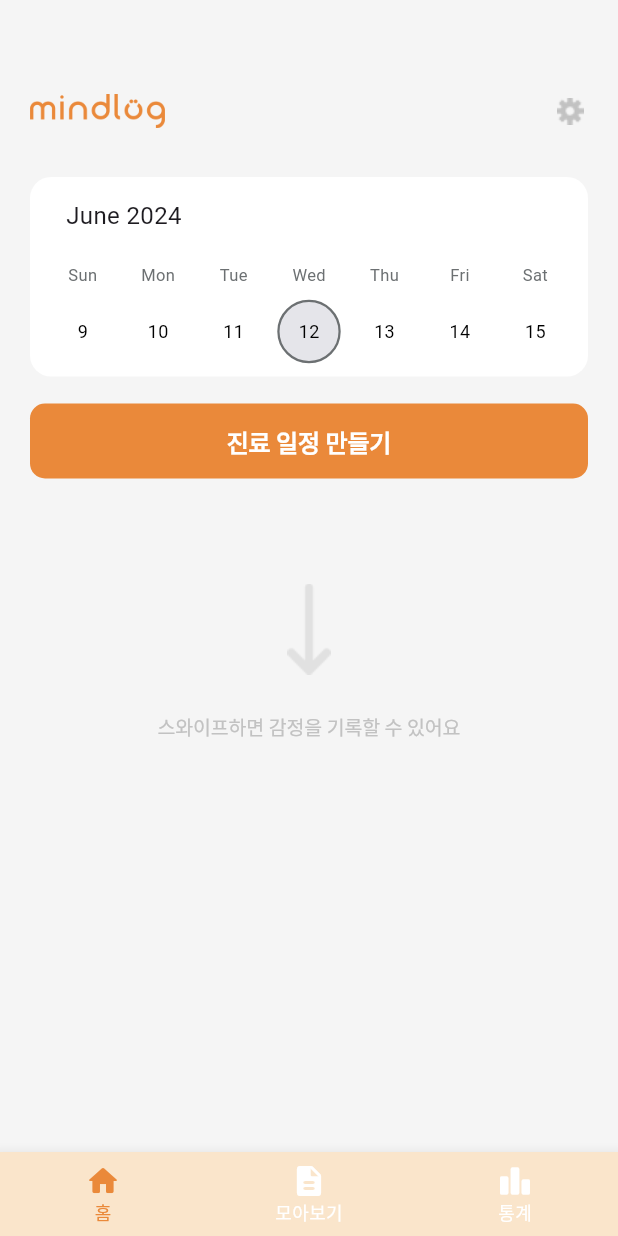
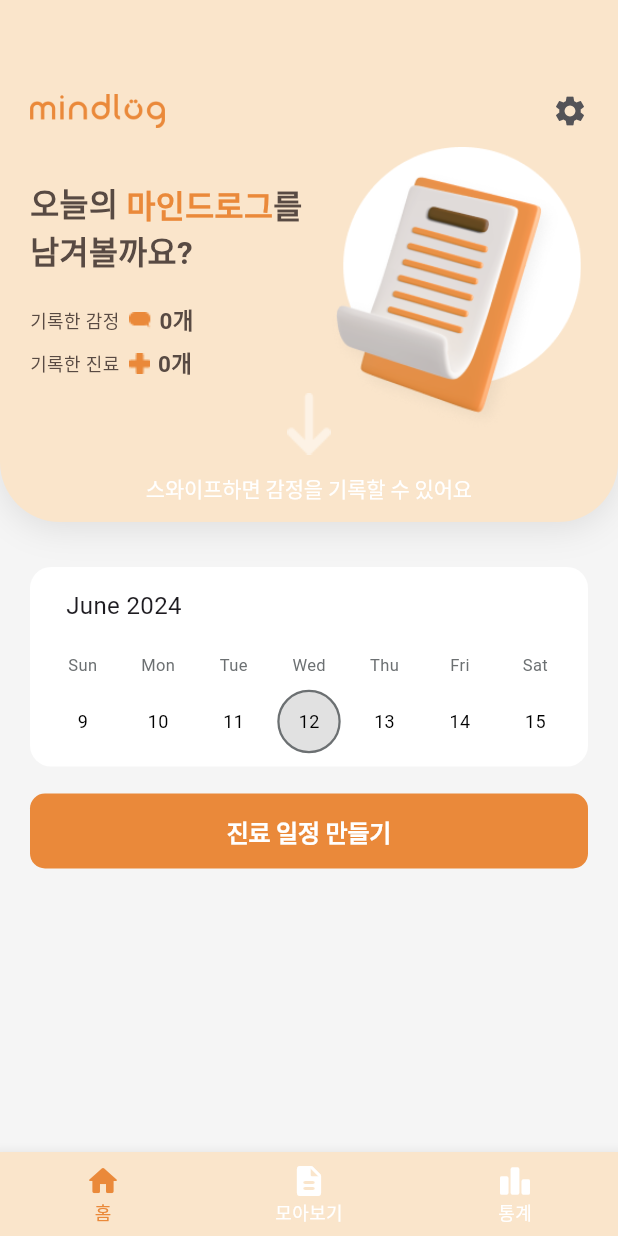
Before and after one commit to b14nc444/mindlog, a Flutter app: the screen it shows after launch, on a phone screen of 412 x 824 dp. Run offline on Flutter 3.47's test engine with Material 3 defaults, Android fonts, the light colour scheme and no system bars; drawn by our look-alikes of table_calendar; our stand-ins replace audioplayers, dio, fl_chart, timelines; missing offline and left inert: dart:html, record; network calls fail; Roboto replaces fonts that are missing (Pretendard, pretendard).

Commit message:
home_screen new UI

```diff
--- a/lib/component/appbar.dart
+++ b/lib/component/appbar.dart
@@ -2,14 +2,14 @@
 import 'package:mindlog_app/const/visual.dart';
 
 class RenderAppBarHome extends StatelessWidget implements PreferredSizeWidget {
-  const RenderAppBarHome({super.key});
+  final int index;
 
+  const RenderAppBarHome({super.key, required this.index});
 
   @override
   Widget build(BuildContext context) {
     return Container(
-      color: Colors.transparent,
-      //secondaryColor1,
+      color: (index == 0) ? secondaryColor1 : Colors.transparent,
       padding: const EdgeInsets.fromLTRB(0, 50, 0, 0),
       child: Row(
         mainAxisAlignment: MainAxisAlignment.spaceBetween,
@@ -26,7 +26,7 @@
             child: IconButton(
               onPressed: (){
               },
-              icon: Image.asset('assets/icons/settings.png')
+              icon: Icon(Icons.settings, color: typographyGray3,)
             ),
           )
         ],
--- a/lib/component/calendar.dart
+++ b/lib/component/calendar.dart
@@ -138,7 +138,7 @@
                 margin: const EdgeInsets.all(4.0),
                 alignment: Alignment.center,
                 decoration: BoxDecoration(
-                  color: hasAppointment ? Colors.blueAccent : (isToday ? CupertinoColors.systemGrey5 : Colors.transparent),
+                  color: hasAppointment ? Colors.blueAccent : (isToday ? guideGray : Colors.transparent),
                   shape: BoxShape.circle,
                   border: Border.all(
                     color: typographyGray2,
@@ -157,7 +157,7 @@
                 margin: const EdgeInsets.all(4.0),
                 alignment: Alignment.center,
                 decoration: BoxDecoration(
-                  color: hasAppointment ? Colors.blueAccent : CupertinoColors.systemGrey5,
+                  color: hasAppointment ? Colors.blueAccent : guideGray,
                   shape: BoxShape.circle,
                 ),
                 child: Text(
--- a/lib/screen/home_screen.dart
+++ b/lib/screen/home_screen.dart
@@ -1,4 +1,6 @@
+import 'package:flutter/cupertino.dart';
 import 'package:flutter/material.dart';
+import 'package:flutter/widgets.dart';
 import 'package:intl/date_symbol_data_local.dart';
 import 'package:mindlog_app/component/appbar.dart';
 import 'package:mindlog_app/component/appointment_bottom_sheet.dart';
@@ -39,7 +41,7 @@
   @override
   Widget build(BuildContext context) {
     return Scaffold(
-      appBar: const RenderAppBarHome(),
+      appBar: RenderAppBarHome(index: _selectedIndex),
       body: _buildBody(_selectedIndex),
       bottomNavigationBar: renderBottomNavigationBar(
         currentIndex: _selectedIndex,
@@ -71,10 +73,6 @@
 
 class _HomeScreenState extends State<HomeScreen> {
 
-  //swipe down
-  double _objectPositionY = 0;
-  double _startY = 0;
-  double _endY = 0;
 
   @override
   void initState() {
@@ -83,6 +81,8 @@
     final mindlogProvider = context.read<MindlogProvider>();
     final currentDate = DateTime.now();
 
+    scheduleProvider.getAppointmentsAll();
+    mindlogProvider.getMindlogsAll();
     scheduleProvider.getAppointmentByDate(date: currentDate);
     mindlogProvider.getMindlogByDate(date: currentDate);
 
@@ -104,8 +104,9 @@
   // }
 
   void _refreshData() {
-    if (!mounted) return; // Check if the widget is still mounted
+    if (mounted) {
       setState(() {});
+    }
   }
 
   @override
@@ -117,12 +118,18 @@
     final appointments = scheduleProvider.cache[selectedDay] ?? [];
     final mindlogs = mindlogProvider.cache[selectedDay] ?? [];
 
+    final allMindlogs = mindlogProvider.allMindlogs;
+    final allAppointments = scheduleProvider.allAppointments;
+
     initializeDateFormatting('ko_KR');
 
-    return SingleChildScrollView(
+    return Stack(
+      children: [
+        SingleChildScrollView(
           child: Column(
             crossAxisAlignment: CrossAxisAlignment.stretch,
             children: [
+              const SizedBox(height: 260,),
               Padding(
                 padding: const EdgeInsets.all(20.0),
                 child: Column(
@@ -145,7 +152,7 @@
                     // Text(appointments.toString()),
                     // Text(selectedDay),
                     ListView.builder(
-                  physics: NeverScrollableScrollPhysics(), // 스크롤 비활성화
+                      physics: const NeverScrollableScrollPhysics(), // 스크롤 비활성화
                       shrinkWrap: true,
                       itemCount: appointments.length,
                       itemBuilder: (BuildContext context, int index) {
@@ -206,7 +213,7 @@
                       height: 20,
                     ),
                     ListView.builder(
-                  physics: NeverScrollableScrollPhysics(), // 스크롤 비활성화
+                      physics: const NeverScrollableScrollPhysics(), // 스크롤 비활성화
                       shrinkWrap: true,
                       itemCount: mindlogs.length,
                       itemBuilder: (BuildContext context, int index) {
@@ -215,16 +222,79 @@
                         return mindlogCard(mindlog: mindlog,);
                       },
                     ),
+                  ],
+                ),
+              )
+            ],
+          ),
+        ),
+        HomeContainer(allMindlogs: allMindlogs, allAppointments: allAppointments,),
+      ],
+    );
+  }
+}
+
+class HomeContainer extends StatefulWidget {
+  final allMindlogs;
+  final allAppointments;
+
+  const HomeContainer({super.key, this.allMindlogs, this.allAppointments});
+
+  @override
+  State<HomeContainer> createState() => _HomeContainerState();
+}
+
+class _HomeContainerState extends State<HomeContainer> {
+  @override
+  Widget build(BuildContext context) {
+
+    //swipe down
+    double _objectPositionY = 0;
+    double _startY = 0;
+    double _endY = 0;
+
+    TextStyle textStyleTitle = const TextStyle(
+      color: secondaryColor3,
+      fontSize: 21,
+      fontFamily: 'Pretendard',
+      fontWeight: FontWeight.w700,
+    );
+
+    TextStyle textStyleTitle2 = const TextStyle(
+      color: primaryColor,
+      fontSize: 21,
+      fontFamily: 'Pretendard',
+      fontWeight: FontWeight.w700,
+    );
+
+    TextStyle textStyle = const TextStyle(
+      color: secondaryColor3,
+      fontSize: 12,
+      fontFamily: 'Pretendard',
+      fontWeight: FontWeight.w500,
+    );
+
+    TextStyle textStyle2 = const TextStyle(
+      color: secondaryColor3,
+      fontSize: 15,
+      fontFamily: 'Pretendard',
+      fontWeight: FontWeight.w600,
+    );
+
+    return Stack(
+      children: [
+        //박스(상호작용)
         GestureDetector(
           onVerticalDragStart: (details) {
             _startY = details.localPosition.dy;
           },
           onVerticalDragUpdate: (details) {
-                    _endY = details.localPosition.dy;
-                    double distance = _endY - _startY;
+            double distance = details.globalPosition.dy - _startY;
+            if (mounted) {
               setState(() {
-                      _objectPositionY += distance;
+                _objectPositionY = distance;
               });
+            }
           },
           onVerticalDragEnd: (details) {
             if (details.primaryVelocity! > 0) {
@@ -234,32 +304,45 @@
                   ))
               );
               print('swiped down');
-                      _objectPositionY = -1;
+              _objectPositionY = 0;
+            } else {
+              setState(() {
+                _objectPositionY = 0;
+              });
             }
           },
           child: Container(
-                    height: 200,
-                    width: double.infinity,
-                    decoration: const BoxDecoration(
-                      color: Colors.transparent
-                    ),
-                    child: Padding(
-                      padding: _objectPositionY > 0
+            margin: _objectPositionY > 0
                 ? EdgeInsets.only(top: _objectPositionY / 30)
                 : const EdgeInsets.only(top: 0),
+            width: double.infinity,
+            height: 250,
+            decoration: const BoxDecoration(
+              color: secondaryColor1,
+              borderRadius: BorderRadius.only(
+                bottomLeft: Radius.circular(40),
+                bottomRight: Radius.circular(40),
+              ),
+              boxShadow: [
+                BoxShadow(
+                  color: Color(0x19000000),
+                  blurRadius: 19.70,
+                  offset: Offset(0, 4),
+                  spreadRadius: 0,
+                )
+              ],
+            ),
             child: const Column(
               children: [
                 SizedBox(
-                            height: 50,
+                  height: 164,
                 ),
                 Image(image: AssetImage('assets/icons/arrow_down.png')),
-                          SizedBox(
-                            height: 25,
-                          ),
+                SizedBox(height: 12,),
                 Text('스와이프하면 감정을 기록할 수 있어요',
                     style: TextStyle(
-                                color: basicGray,
-                                fontSize: 13,
+                      color: Colors.white,
+                      fontSize: 14,
                       fontWeight: FontWeight.w500,
                       letterSpacing: -0.13,
                     )
@@ -268,12 +351,53 @@
             ),
           ),
         ),
+        //내용
+        Positioned(
+          left: 20,
+          child: Row(
+            crossAxisAlignment: CrossAxisAlignment.start,
+            children: [
+              Column(
+                crossAxisAlignment: CrossAxisAlignment.start,
+                children: [
+                  const SizedBox(height: 22,),
+                  Row(
+                    children: [
+                      Text('오늘의 ', style: textStyleTitle,),
+                      Text('마인드로그', style: textStyleTitle2,),
+                      Text('를', style: textStyleTitle,),
+                    ],
+                  ),
+                  Text('남겨볼까요?', style: textStyleTitle,),
+                  const SizedBox(height: 18,),
+                  Row(
+                    children: [
+                      Text('기록한 감정  ', style: textStyle,),
+                      Image.asset('assets/icons/chat_bubble.png'),
+                      SizedBox(width: 5,),
+                      Text('${widget.allMindlogs.length}개', style: textStyle2,),
+                    ],
+                  ),
+                  const SizedBox(height: 6,),
+                  Row(
+                    children: [
+                      Text('기록한 진료  ', style: textStyle,),
+                      Image.asset('assets/icons/hospital_cross.png'),
+                      const SizedBox(width: 5,),
+                      Text('${widget.allAppointments.length}개', style: textStyle2,),
+                    ],
                   ),
                 ],
               ),
-          )
+              SizedBox(width: 6,),
+              SizedBox(
+                  width: 180,
+                  child: Image.asset('assets/icons/home_illust.png')
+              ),
             ],
           ),
+        ),
+      ],
     );
   }
 }
--- a/lib/screen/mindlog_writer_screen.dart
+++ b/lib/screen/mindlog_writer_screen.dart
@@ -106,7 +106,7 @@
         ),
         body: HideKeyboardOnTap(
           child: Padding(
-            padding: const EdgeInsets.all(20.0),
+            padding: const EdgeInsets.symmetric(horizontal: 20.0),
             child: SingleChildScrollView(
               child: Column(
                 children: [
--- a/lib/screen/statistic_screen.dart
+++ b/lib/screen/statistic_screen.dart
@@ -183,16 +183,16 @@
             SizedBox(height: 20,),
             EventRanking(
                 title: '👎 이럴 때 기분이 나빴어요',
-                event1: '버스를 놓쳤을 때',
-                event2: '아침에 늦게 일어났을 때',
-                event3: '병원 진료를 받지 못했을 때'
+                event1: negativeSituations.length > 0 ? negativeSituations[0] : '집계 불가',
+                event2: negativeSituations.length > 0 ? negativeSituations[1] : '집계 불가',
+                event3: negativeSituations.length > 1 ? negativeSituations[2] : '집계 불가',
             ),
             SizedBox(height: 20,),
             EventRanking(
                 title: '👍 이럴 때 기분이 좋았어요',
-                event1: '해야 할 일을 다 했을 때',
-                event2: '친구들이랑 놀았을 때',
-                event3: '칭찬을 받았을 때'
+                event1: positiveSituations.length > 0 ? positiveSituations[0] : '집계 불가',
+                event2: positiveSituations.length > 0 ? positiveSituations[1] : '집계 불가',
+                event3: positiveSituations.length > 1 ? positiveSituations[2] : '집계 불가',
             ),
             SizedBox(height: 20,),
             Container(
@@ -208,13 +208,12 @@
                   children: [
                     Text('가장 많이 언급한 단어 - 감정', style: textStyleTitle,),
                     SizedBox(height: 14,),
-                    // 조건을 추가하여 인덱스 에러를 방지
                     if (keywords.isNotEmpty) ...[
-                      KeywordRanking(rank: '1', keyword: keywords.length > 0 ? keywords[0] : '', mood: '#걱정스러운', moodColor: 2,),
+                      KeywordRanking(rank: '1', keyword: keywords.length > 0 ? keywords[0] : '집계 불가', mood: '#걱정스러운', moodColor: 2,),
                       SizedBox(height: 14,),
-                      KeywordRanking(rank: '2', keyword: keywords.length > 1 ? keywords[1] : '', mood: '#답답한', moodColor: 1,),
+                      KeywordRanking(rank: '2', keyword: keywords.length > 0 ? keywords[1] : '집계 불가', mood: '#답답한', moodColor: 1,),
                       SizedBox(height: 14,),
-                      KeywordRanking(rank: '3', keyword: keywords.length > 2 ? keywords[2] : '', mood: '#감사한', moodColor: 3,),
+                      KeywordRanking(rank: '3', keyword: keywords.length > 1 ? keywords[2] : '집계 불가', mood: '#감사한', moodColor: 3,),
                     ],
                   ],
                 ),
@@ -406,6 +405,7 @@
   @override
   Widget build(BuildContext context) {
     return Row(
+      // crossAxisAlignment: CrossAxisAlignment.start,
       children: [
         Text(
           bullet,
```
Also changed, not shown: lib/service/db_server_mindlog.dart (+32 -0 lines), assets/icons/arrow_down.png, assets/icons/home_illust.png (added). Lines whose indentation alone changed are shown as unchanged.
